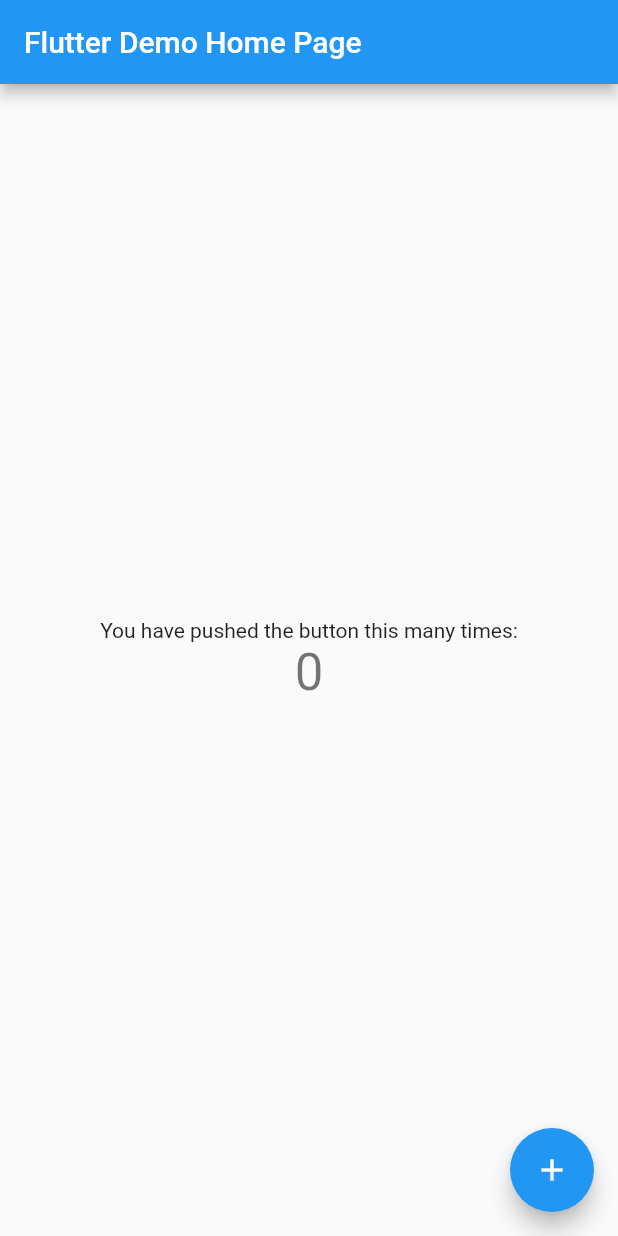
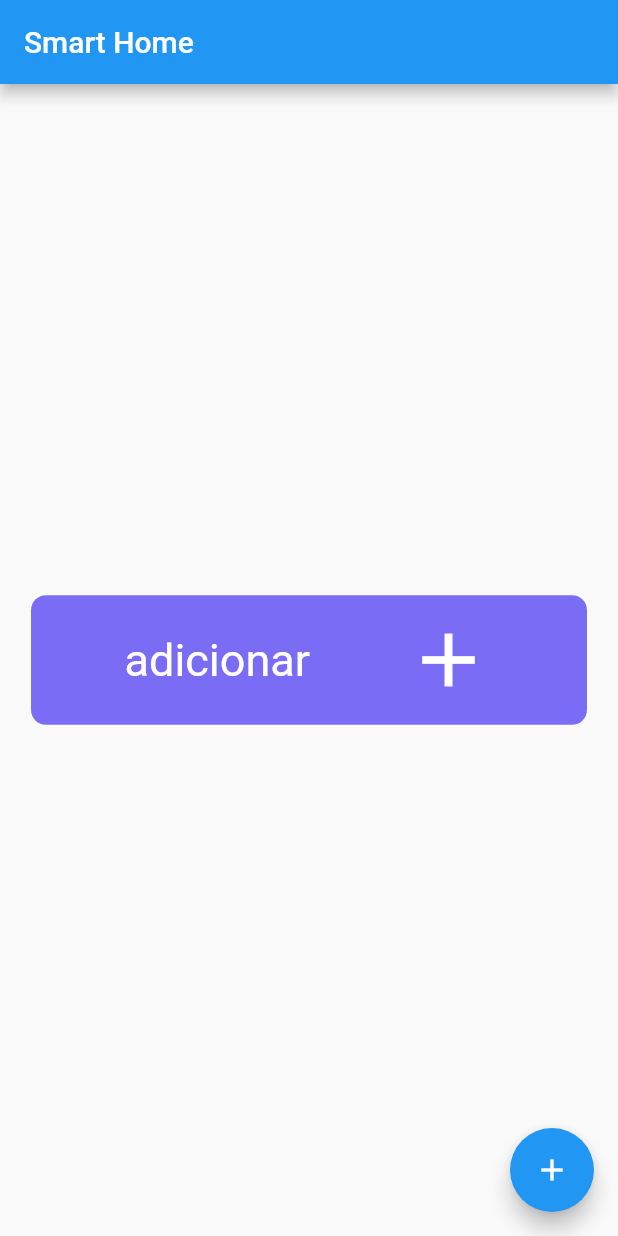
Before and after one commit to matiasfilho81/smart_home, a Flutter app: the screen it shows after launch, on a phone screen of 412 x 824 dp. Run offline on Flutter 3.47's test engine with Material 2 defaults, Android fonts, the phone set to English and light mode, and no system bars.

Commit message:
criacao da tela de home

```diff
--- a/lib/main.dart
+++ b/lib/main.dart
@@ -1,47 +1,27 @@
 import 'package:flutter/material.dart';
+import 'package:smart_home/utils/common.dart';
+import 'package:smart_home/utils/consts.dart';
 
 void main() {
   runApp(MyApp());
 }
 
 class MyApp extends StatelessWidget {
-  // This widget is the root of your application.
   @override
   Widget build(BuildContext context) {
     return MaterialApp(
       title: 'Flutter Demo',
       theme: ThemeData(
-        // This is the theme of your application.
-        //
-        // Try running your application with "flutter run". You'll see the
-        // application has a blue toolbar. Then, without quitting the app, try
-        // changing the primarySwatch below to Colors.green and then invoke
-        // "hot reload" (press "r" in the console where you ran "flutter run",
-        // or simply save your changes to "hot reload" in a Flutter IDE).
-        // Notice that the counter didn't reset back to zero; the application
-        // is not restarted.
         primarySwatch: Colors.blue,
-        // This makes the visual density adapt to the platform that you run
-        // the app on. For desktop platforms, the controls will be smaller and
-        // closer together (more dense) than on mobile platforms.
         visualDensity: VisualDensity.adaptivePlatformDensity,
       ),
-      home: MyHomePage(title: 'Flutter Demo Home Page'),
+      home: MyHomePage(title: 'Smart Home'),
     );
   }
 }
 
 class MyHomePage extends StatefulWidget {
   MyHomePage({Key key, this.title}) : super(key: key);
-
-  // This widget is the home page of your application. It is stateful, meaning
-  // that it has a State object (defined below) that contains fields that affect
-  // how it looks.
-
-  // This class is the configuration for the state. It holds the values (in this
-  // case the title) provided by the parent (in this case the App widget) and
-  // used by the build method of the State. Fields in a Widget subclass are
-  // always marked "final".
 
   final String title;
 
@@ -54,57 +34,42 @@
 
   void _incrementCounter() {
     setState(() {
-      // This call to setState tells the Flutter framework that something has
-      // changed in this State, which causes it to rerun the build method below
-      // so that the display can reflect the updated values. If we changed
-      // _counter without calling setState(), then the build method would not be
-      // called again, and so nothing would appear to happen.
       _counter++;
     });
   }
 
   @override
   Widget build(BuildContext context) {
-    // This method is rerun every time setState is called, for instance as done
-    // by the _incrementCounter method above.
-    //
-    // The Flutter framework has been optimized to make rerunning build methods
-    // fast, so that you can just rebuild anything that needs updating rather
-    // than having to individually change instances of widgets.
+    AppConsts.setWidhtSize(MediaQuery.of(context).size.width);
+    AppConsts.setHeightSize(MediaQuery.of(context).size.height);
+
     return Scaffold(
       appBar: AppBar(
-        // Here we take the value from the MyHomePage object that was created by
-        // the App.build method, and use it to set our appbar title.
         title: Text(widget.title),
       ),
       body: Center(
-        // Center is a layout widget. It takes a single child and positions it
-        // in the middle of the parent.
-        child: Column(
-          // Column is also a layout widget. It takes a list of children and
-          // arranges them vertically. By default, it sizes itself to fit its
-          // children horizontally, and tries to be as tall as its parent.
-          //
-          // Invoke "debug painting" (press "p" in the console, choose the
-          // "Toggle Debug Paint" action from the Flutter Inspector in Android
-          // Studio, or the "Toggle Debug Paint" command in Visual Studio Code)
-          // to see the wireframe for each widget.
-          //
-          // Column has various properties to control how it sizes itself and
-          // how it positions its children. Here we use mainAxisAlignment to
-          // center the children vertically; the main axis here is the vertical
-          // axis because Columns are vertical (the cross axis would be
-          // horizontal).
-          mainAxisAlignment: MainAxisAlignment.center,
-          children: <Widget>[
-            Text(
-              'You have pushed the button this many times:',
-            ),
-            Text(
-              '$_counter',
-              style: Theme.of(context).textTheme.headline4,
-            ),
-          ],
+        child: Container(
+          width: setHeight(300),
+          height: setHeight(70),
+          decoration: BoxDecoration(
+            borderRadius: BorderRadius.circular(10),
+            color: AppConsts.cornflower,
+          ),
+          child: Row(
+            mainAxisSize: MainAxisSize.max,
+            mainAxisAlignment: MainAxisAlignment.spaceEvenly,
+            children: [
+              Text(
+                'adicionar',
+                style: TextStyle(color: AppConsts.textOnPrimary, fontSize: 30.0),
+              ),
+              Icon(
+                Icons.add,
+                color: AppConsts.textOnPrimary,
+                size: 60.0,
+              ),
+            ],
+          ),
         ),
       ),
       floatingActionButton: FloatingActionButton(
--- /dev/null
+++ b/lib/utils/common.dart
@@ -0,0 +1,9 @@
+import 'consts.dart';
+
+double setWidth(double value) {
+  return value * AppConsts.widthPercentage;
+}
+
+double setHeight(double value) {
+  return value * AppConsts.heightPercentage;
+}
--- /dev/null
+++ b/lib/utils/consts.dart
@@ -0,0 +1,53 @@
+import 'dart:ui';
+
+import 'package:flutter/material.dart';
+
+import 'common.dart';
+
+class AppConsts {
+  static double heightSize;
+  static double widthSize;
+
+  static double heightPercentage;
+  static double widthPercentage;
+
+  static const double xdHeightSize = 667.0;
+  static const double xdWidhtSize = 375.0;
+
+  static void setHeightSize(double size) {
+    heightSize = size;
+    heightPercentage = heightSize / xdHeightSize;
+  }
+
+  static void setWidhtSize(double size) {
+    widthSize = size;
+    widthPercentage = widthSize / xdWidhtSize;
+  }
+
+  static Color backgroundColor = const Color(0xffffffff);
+  static Color altBackgroundColor = const Color(0xffdddde5);
+  static Color backgroundColorOpacity70 = const Color(0xb3eeeeff);
+  static Color primaryColor = const Color(0xff46649C);
+  static Color primaryColorOpacity12 = const Color(0x1f46649C);
+  static Color primaryColorOpacity50 = const Color(0x8046649C);
+  static Color textOnPrimary = const Color(0xffffffff);
+  static Color textOnBackground = const Color(0xff46649C);
+  static Color blurple = const Color(0xaf46649C);
+  static Color disabledColor = const Color(0xff484848);
+  static Color cornflower = const Color(0xff7b6cf6);
+  static Color redBasic = const Color(0xffcf0305);
+  static Color yellowBasic = const Color(0xffffff00);
+  static Color greenBasic = const Color(0xff00ff00);
+  static Color borderColor = Colors.black26;
+  static Color black = const Color(0xff000000);
+
+  static double fontSize08 = setWidth(8.0);
+  static double fontSize09 = setWidth(9.0);
+  static double fontSize10 = setWidth(10.0);
+
+  static TextStyle styleTitle = TextStyle(
+    color: AppConsts.black,
+    fontWeight: FontWeight.w600,
+    fontSize: AppConsts.fontSize10,
+  );
+}
```
